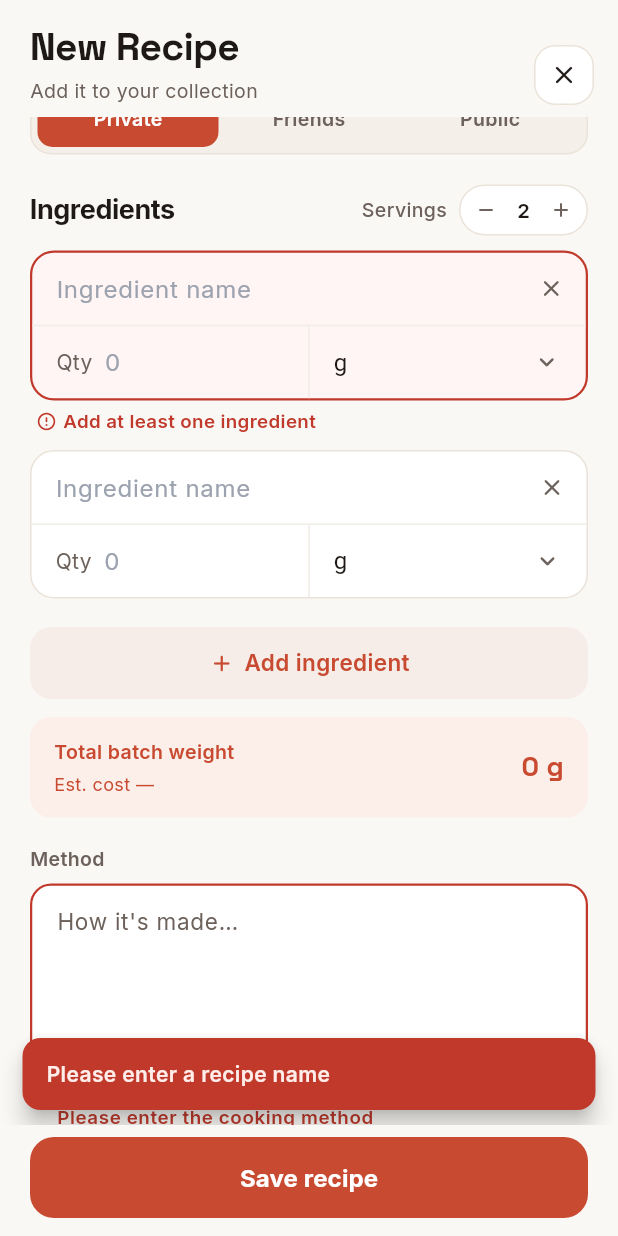
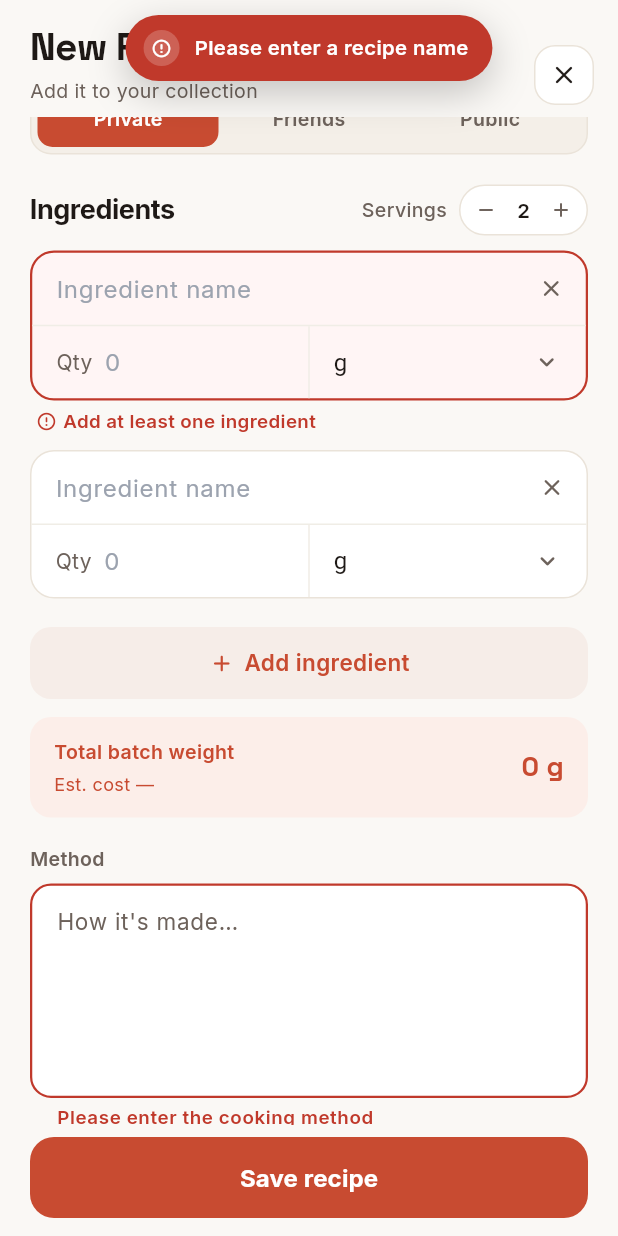
Before and after one commit to riponrs1/Recipia_mobile, a Flutter app: the RecipeFormScreen screen opened directly, scrolled down 551 dp, after a tap on the "add" icon, after a tap on "Save recipe", on a phone screen of 412 x 824 dp. Run offline on Flutter 3.47's test engine with Material 3 defaults, Android fonts, the phone set to English and light mode, and no system bars; our stand-ins replace cached_network_image, file_picker, flutter_image_compress, image_cropper, image_picker, pdf and 4 more; missing offline and left inert: excel, google_mlkit_text_recognition; accounts and stored records are empty; network calls fail.

Commit message:
Switch notifications to top floating AppToast pill with guaranteed auto-dismiss

```diff
--- a/lib/screens/recipe_form_screen.dart
+++ b/lib/screens/recipe_form_screen.dart
@@ -4,6 +4,7 @@ import 'package:flutter/material.dart';
 import '../app_settings.dart';
 import '../services/price_book.dart';
 import '../services/recipe_ocr_service.dart';
+import '../widgets/app_toast.dart';
 import 'package:image_picker/image_picker.dart';
 import 'package:flutter_image_compress/flutter_image_compress.dart';
 import 'package:path_provider/path_provider.dart';
@@ -409,15 +410,7 @@ class _RecipeFormScreenState extends State<RecipeFormScreen> {
   }
 
   void _showValidationSnack(String message) {
-    ScaffoldMessenger.of(context).hideCurrentSnackBar();
-    ScaffoldMessenger.of(context).showSnackBar(
-      SnackBar(
-        content: Text(message, style: const TextStyle(fontWeight: FontWeight.w600)),
-        backgroundColor: const Color(0xFFC0392B),
-        behavior: SnackBarBehavior.floating,
-        shape: RoundedRectangleBorder(borderRadius: BorderRadius.circular(12)),
-      ),
-    );
+    AppToast.error(context, message);
   }
 
   String? _ingredientRowError(int index, Map<String, dynamic> row) {
@@ -518,33 +511,14 @@ class _RecipeFormScreenState extends State<RecipeFormScreen> {
     setState(() => _isLoading = false);
     if (error == null) {
       final isEdit = widget.recipe != null;
-      final messenger = ScaffoldMessenger.of(context);
+      AppToast.success(context, isEdit ? 'Recipe updated' : 'Recipe saved');
       Navigator.of(context).pop(true);
-      messenger.hideCurrentSnackBar();
-      messenger.showSnackBar(
-        SnackBar(
-          content: Text(
-            isEdit ? 'Recipe updated' : 'Recipe saved',
-            style: const TextStyle(fontWeight: FontWeight.w600),
-          ),
-          backgroundColor: const Color(0xFF1F7A45),
-          behavior: SnackBarBehavior.floating,
-          shape: RoundedRectangleBorder(borderRadius: BorderRadius.circular(12)),
-        ),
-      );
       try {
         Provider.of<SyncProvider>(context, listen: false)
             .triggerAutoBackupIfEnabled();
       } catch (e) {}
     } else {
-      ScaffoldMessenger.of(context).showSnackBar(
-        SnackBar(
-          content: Text(error),
-          backgroundColor: const Color(0xFFC0392B),
-          behavior: SnackBarBehavior.floating,
-          shape: RoundedRectangleBorder(borderRadius: BorderRadius.circular(12)),
-        ),
-      );
+      AppToast.error(context, error);
     }
   }
 
@@ -889,13 +863,7 @@ class _RecipeFormScreenState extends State<RecipeFormScreen> {
       if (!mounted) return;
       setState(() => _isScanning = false);
       final msg = e.toString().replaceFirst('Exception: ', '');
-      ScaffoldMessenger.of(context).showSnackBar(
-        SnackBar(
-          content: Text(msg),
-          backgroundColor: const Color(0xFFB42318),
-          behavior: SnackBarBehavior.floating,
-        ),
-      );
+      AppToast.error(context, msg);
     }
   }
 
@@ -1117,11 +1085,7 @@ class _RecipeFormScreenState extends State<RecipeFormScreen> {
       }
     });
 
-    ScaffoldMessenger.of(context).showSnackBar(SnackBar(
-      content: Text('Filled ${picked.length} items — check qty & tap Save'),
-      backgroundColor: _accent,
-      behavior: SnackBarBehavior.floating,
-    ));
+    AppToast.success(context, 'Filled ${picked.length} items — check qty & tap Save');
   }
 
   void _openScannedPhotoZoom() {
--- /dev/null
+++ b/lib/widgets/app_toast.dart
@@ -0,0 +1,249 @@
+import 'dart:async';
+import 'package:flutter/material.dart';
+
+enum AppToastType { success, error, info }
+
+/// Top-floating pill toast that never collides with the keyboard or bottom bars
+/// and always auto-dismisses cleanly (even when an Undo action is present).
+class AppToast {
+  static OverlayEntry? _currentEntry;
+  static Timer? _timer;
+
+  static void dismiss() {
+    _timer?.cancel();
+    _timer = null;
+    _currentEntry?.remove();
+    _currentEntry = null;
+  }
+
+  static void success(BuildContext context, String message,
+      {Duration duration = const Duration(milliseconds: 2600)}) {
+    show(context, message, type: AppToastType.success, duration: duration);
+  }
+
+  static void error(BuildContext context, String message,
+      {Duration duration = const Duration(milliseconds: 3200)}) {
+    show(context, message, type: AppToastType.error, duration: duration);
+  }
+
+  static void info(
+    BuildContext context,
+    String message, {
+    String? actionLabel,
+    VoidCallback? onAction,
+    Duration? duration,
+  }) {
+    show(
+      context,
+      message,
+      type: AppToastType.info,
+      actionLabel: actionLabel,
+      onAction: onAction,
+      duration: duration ??
+          Duration(milliseconds: actionLabel != null ? 4200 : 2800),
+    );
+  }
+
+  static void show(
+    BuildContext context,
+    String message, {
+    AppToastType type = AppToastType.info,
+    String? actionLabel,
+    VoidCallback? onAction,
+    Duration duration = const Duration(milliseconds: 2800),
+  }) {
+    final overlay = Overlay.maybeOf(context, rootOverlay: true);
+    if (overlay == null) return;
+
+    dismiss();
+
+    late final OverlayEntry entry;
+    entry = OverlayEntry(
+      builder: (ctx) => _TopToastWidget(
+        message: message,
+        type: type,
+        actionLabel: actionLabel,
+        onAction: () {
+          dismiss();
+          onAction?.call();
+        },
+        onDismiss: dismiss,
+      ),
+    );
+
+    _currentEntry = entry;
+    overlay.insert(entry);
+    _timer = Timer(duration, () {
+      if (_currentEntry == entry) dismiss();
+    });
+  }
+}
+
+class _TopToastWidget extends StatefulWidget {
+  final String message;
+  final AppToastType type;
+  final String? actionLabel;
+  final VoidCallback onAction;
+  final VoidCallback onDismiss;
+
+  const _TopToastWidget({
+    required this.message,
+    required this.type,
+    required this.onAction,
+    required this.onDismiss,
+    this.actionLabel,
+  });
+
+  @override
+  State<_TopToastWidget> createState() => _TopToastWidgetState();
+}
+
+class _TopToastWidgetState extends State<_TopToastWidget>
+    with SingleTickerProviderStateMixin {
+  late final AnimationController _ac;
+  late final Animation<Offset> _slide;
+  late final Animation<double> _fade;
+
+  @override
+  void initState() {
+    super.initState();
+    _ac = AnimationController(
+      vsync: this,
+      duration: const Duration(milliseconds: 220),
+    );
+    _slide = Tween<Offset>(
+      begin: const Offset(0, -0.6),
+      end: Offset.zero,
+    ).animate(CurvedAnimation(parent: _ac, curve: Curves.easeOutCubic));
+    _fade = CurvedAnimation(parent: _ac, curve: Curves.easeOut);
+    _ac.forward();
+  }
+
+  @override
+  void dispose() {
+    _ac.dispose();
+    super.dispose();
+  }
+
+  Color get _bgColor {
+    switch (widget.type) {
+      case AppToastType.success:
+        return const Color(0xFF1F7A45);
+      case AppToastType.error:
+        return const Color(0xFFC0392B);
+      case AppToastType.info:
+        return const Color(0xFF1E1916);
+    }
+  }
+
+  IconData get _icon {
+    switch (widget.type) {
+      case AppToastType.success:
+        return Icons.check_rounded;
+      case AppToastType.error:
+        return Icons.error_outline_rounded;
+      case AppToastType.info:
+        return widget.actionLabel != null
+            ? Icons.delete_outline_rounded
+            : Icons.info_outline_rounded;
+    }
+  }
+
+  @override
+  Widget build(BuildContext context) {
+    final topPad = MediaQuery.paddingOf(context).top + 10;
+    return Positioned(
+      top: topPad,
+      left: 16,
+      right: 16,
+      child: SafeArea(
+        top: false,
+        bottom: false,
+        child: Center(
+          child: SlideTransition(
+            position: _slide,
+            child: FadeTransition(
+              opacity: _fade,
+              child: Dismissible(
+                key: ValueKey(widget.message + widget.type.name),
+                direction: DismissDirection.up,
+                onDismissed: (_) => widget.onDismiss(),
+                child: Material(
+                  color: Colors.transparent,
+                  child: GestureDetector(
+                    onTap: widget.actionLabel == null ? widget.onDismiss : null,
+                    child: Container(
+                      constraints: const BoxConstraints(maxWidth: 420),
+                      padding: const EdgeInsets.fromLTRB(12, 10, 16, 10),
+                      decoration: BoxDecoration(
+                        color: _bgColor,
+                        borderRadius: BorderRadius.circular(999),
+                        boxShadow: const [
+                          BoxShadow(
+                            color: Color(0x38000000),
+                            blurRadius: 22,
+                            offset: Offset(0, 8),
+                          ),
+                        ],
+                      ),
+                      child: Row(
+                        mainAxisSize: MainAxisSize.min,
+                        children: [
+                          Container(
+                            width: 24,
+                            height: 24,
+                            decoration: BoxDecoration(
+                              color: Colors.white.withValues(alpha: 0.2),
+                              shape: BoxShape.circle,
+                            ),
+                            child: Icon(_icon, size: 14, color: Colors.white),
+                          ),
+                          const SizedBox(width: 10),
+                          Flexible(
+                            child: Text(
+                              widget.message,
+                              maxLines: 2,
+                              overflow: TextOverflow.ellipsis,
+                              style: const TextStyle(
+                                color: Colors.white,
+                                fontSize: 13.5,
+                                fontWeight: FontWeight.w600,
+                                height: 1.25,
+                              ),
+                            ),
+                          ),
+                          if (widget.actionLabel != null) ...[
+                            const SizedBox(width: 10),
+                            GestureDetector(
+                              onTap: widget.onAction,
+                              child: Container(
+                                padding: const EdgeInsets.symmetric(
+                                    horizontal: 10, vertical: 4),
+                                decoration: BoxDecoration(
+                                  color: Colors.white.withValues(alpha: 0.18),
+                                  borderRadius: BorderRadius.circular(999),
+                                ),
+                                child: Text(
+                                  widget.actionLabel!,
+                                  style: const TextStyle(
+                                    color: Colors.white,
+                                    fontSize: 13,
+                                    fontWeight: FontWeight.w700,
+                                  ),
+                                ),
+                              ),
+                            ),
+                          ],
+                        ],
+                      ),
+                    ),
+                  ),
+                ),
+              ),
+            ),
+          ),
+        ),
+      ),
+    );
+  }
+}
```
Also changed, not shown: lib/screens/ingredient_form_screen.dart (+12 -26 lines), lib/screens/recipe_list_screen.dart (+10 -26 lines).
